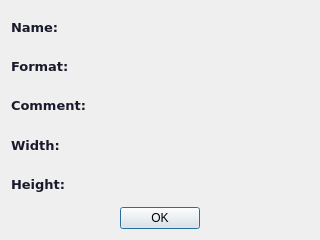
Qt form about_image_dialog.ui (pablomendesfaria/simple-image-editor) before a commit.
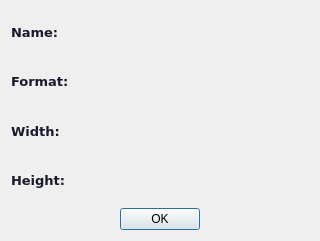
The same form after that commit. Icons and pictures are not drawn.

```diff
--- a/about_image_dialog.ui
+++ b/about_image_dialog.ui
@@ -7,7 +7,7 @@
     <x>0</x>
     <y>0</y>
     <width>320</width>
-    <height>240</height>
+    <height>241</height>
    </rect>
   </property>
   <property name="font">
@@ -112,41 +112,6 @@
      </item>
     </layout>
    </item>
-   <item>
-    <layout class="QHBoxLayout" name="horizontalLayout_3" stretch="0,1">
-     <property name="sizeConstraint">
-      <enum>QLayout::SetMinimumSize</enum>
-     </property>
-     <item>
-      <widget class="QLabel" name="label_6">
-       <property name="font">
-        <font>
-         <family>Verdana</family>
-         <pointsize>10</pointsize>
-         <weight>75</weight>
-         <bold>true</bold>
-        </font>
-       </property>
-       <property name="text">
-        <string>&lt;html&gt;&lt;head/&gt;&lt;body&gt;&lt;p&gt;&lt;span style=&quot; color:#191a2b;&quot;&gt;Comment:&lt;/span&gt;&lt;/p&gt;&lt;/body&gt;&lt;/html&gt;</string>
-       </property>
-      </widget>
-     </item>
-     <item>
-      <widget class="QLabel" name="commentLabel">
-       <property name="sizePolicy">
-        <sizepolicy hsizetype="Minimum" vsizetype="Preferred">
-         <horstretch>0</horstretch>
-         <verstretch>0</verstretch>
-        </sizepolicy>
-       </property>
-       <property name="text">
-        <string>&lt;html&gt;&lt;head/&gt;&lt;body&gt;&lt;p&gt;&lt;br/&gt;&lt;/p&gt;&lt;/body&gt;&lt;/html&gt;</string>
-       </property>
-      </widget>
-     </item>
-    </layout>
-   </item>
    <item>
     <layout class="QHBoxLayout" name="horizontalLayout_4" stretch="0,1">
      <property name="sizeConstraint">
```
Left out of the diff: 3 changed lines with no effect on the pictures.
